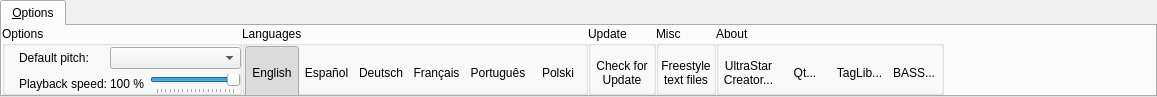
Qt form src/ribbon/QURibbonBar.ui (UltraStar-Deluxe/UltraStar-Creator) before a commit.
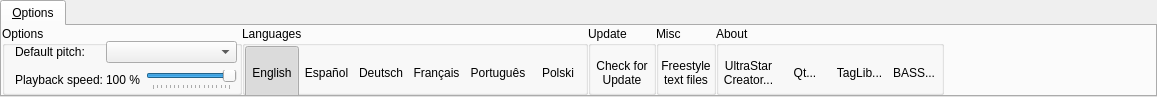
The same form after that commit. Icons and pictures are not drawn.

```diff
--- a/src/ribbon/QURibbonBar.ui
+++ b/src/ribbon/QURibbonBar.ui
@@ -76,10 +76,13 @@
          <enum>QLayout::SetDefaultConstraint</enum>
         </property>
         <property name="leftMargin">
-         <number>8</number>
+         <number>4</number>
         </property>
         <property name="topMargin">
-         <number>8</number>
+         <number>0</number>
+        </property>
+        <property name="rightMargin">
+         <number>4</number>
         </property>
         <property name="spacing">
          <number>2</number>
```
